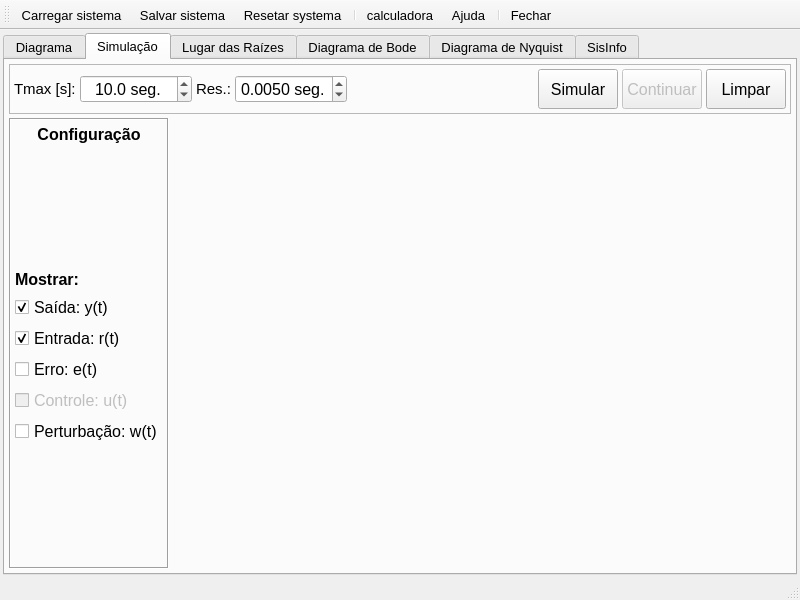
First picture: the form in MainWindow.ui, repository miguelmoreto/labcontrole, before the edit.
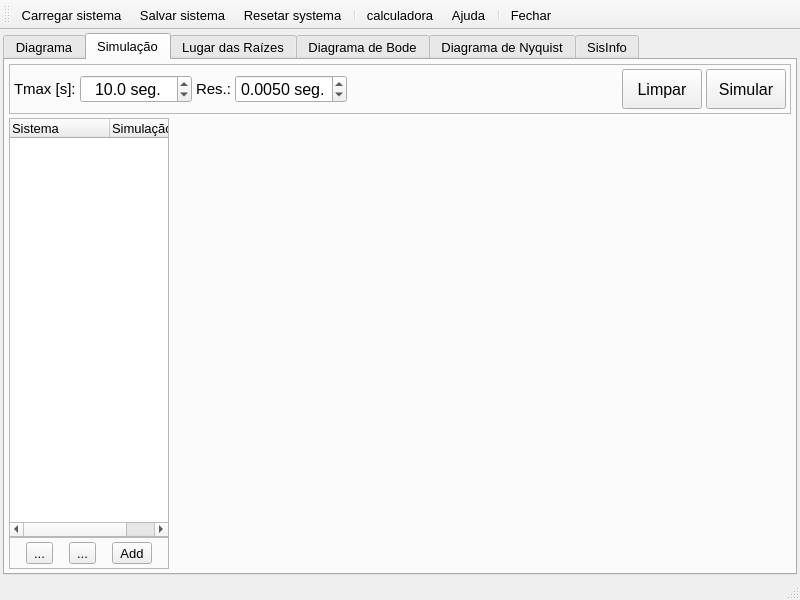
Second picture: the form after the edit. The open tabs and pages were chosen to show the change. Icons and pictures are not drawn. Custom widgets are drawn as their Qt base class.

Commit message: Added plot list in the UI. Added event handling to check signals to plot an remove.

Patch:
```diff
--- a/MainWindow.ui
+++ b/MainWindow.ui
@@ -2121,7 +2121,7 @@
        <attribute name="title">
         <string>Simulação</string>
        </attribute>
-       <layout class="QVBoxLayout" name="verticalLayout_12">
+       <layout class="QVBoxLayout" name="verticalLayout_12" stretch="0,1">
         <property name="spacing">
          <number>4</number>
         </property>
@@ -2273,6 +2273,27 @@
              </property>
             </spacer>
            </item>
+           <item>
+            <widget class="QPushButton" name="btnLimparSimul">
+             <property name="minimumSize">
+              <size>
+               <width>0</width>
+               <height>40</height>
+              </size>
+             </property>
+             <property name="font">
+              <font>
+               <pointsize>12</pointsize>
+              </font>
+             </property>
+             <property name="toolTip">
+              <string>Limpar a área do gráfico</string>
+             </property>
+             <property name="text">
+              <string>Limpar</string>
+             </property>
+            </widget>
+           </item>
            <item>
             <widget class="QPushButton" name="btnSimul">
              <property name="minimumSize">
@@ -2294,51 +2315,6 @@
              </property>
             </widget>
            </item>
-           <item>
-            <widget class="QPushButton" name="btnContinuar">
-             <property name="enabled">
-              <bool>false</bool>
-             </property>
-             <property name="minimumSize">
-              <size>
-               <width>0</width>
-               <height>40</height>
-              </size>
-             </property>
-             <property name="font">
-              <font>
-               <pointsize>12</pointsize>
-              </font>
-             </property>
-             <property name="toolTip">
-              <string>Continuar a simulação</string>
-             </property>
-             <property name="text">
-              <string>Continuar</string>
-             </property>
-            </widget>
-           </item>
-           <item>
-            <widget class="QPushButton" name="btnLimparSimul">
-             <property name="minimumSize">
-              <size>
-               <width>0</width>
-               <height>40</height>
-              </size>
-             </property>
-             <property name="font">
-              <font>
-               <pointsize>12</pointsize>
-              </font>
-             </property>
-             <property name="toolTip">
-              <string>Limpar a área do gráfico</string>
-             </property>
-             <property name="text">
-              <string>Limpar</string>
-             </property>
-            </widget>
-           </item>
           </layout>
          </widget>
         </item>
@@ -2368,180 +2344,116 @@
              <enum>QFrame::Sunken</enum>
             </property>
             <property name="lineWidth">
-             <number>1</number>
+             <number>0</number>
             </property>
             <property name="midLineWidth">
              <number>0</number>
             </property>
             <layout class="QVBoxLayout" name="verticalLayout_2">
+             <property name="spacing">
+              <number>0</number>
+             </property>
              <property name="leftMargin">
-              <number>4</number>
+              <number>0</number>
              </property>
              <property name="topMargin">
-              <number>4</number>
+              <number>0</number>
              </property>
              <property name="rightMargin">
-              <number>4</number>
+              <number>0</number>
              </property>
              <property name="bottomMargin">
-              <number>4</number>
+              <number>0</number>
              </property>
              <item>
-              <widget class="QLabel" name="labelSimulTit">
+              <widget class="QTreeWidget" name="treeWidgetSimul">
+               <column>
+                <property name="text">
+                 <string>Sistema</string>
+                </property>
+               </column>
+               <column>
+                <property name="text">
+                 <string>Simulação</string>
+                </property>
+               </column>
+              </widget>
+             </item>
+             <item>
+              <widget class="QFrame" name="frameSimulBtn">
                <property name="minimumSize">
                 <size>
                  <width>0</width>
-                 <height>20</height>
+                 <height>30</height>
                 </size>
                </property>
-               <property name="maximumSize">
-                <size>
-                 <width>16777215</width>
-                 <height>20</height>
-                </size>
+               <property name="frameShape">
+                <enum>QFrame::StyledPanel</enum>
                </property>
-               <property name="font">
-                <font>
-                 <pointsize>12</pointsize>
-                 <weight>75</weight>
-                 <bold>true</bold>
-                </font>
+               <property name="frameShadow">
+                <enum>QFrame::Raised</enum>
                </property>
-               <property name="text">
-                <string>Configuração</string>
-               </property>
-               <property name="alignment">
-                <set>Qt::AlignCenter</set>
-               </property>
+               <layout class="QHBoxLayout" name="horizontalLayout_11">
+                <property name="spacing">
+                 <number>0</number>
+                </property>
+                <property name="leftMargin">
+                 <number>0</number>
+                </property>
+                <property name="topMargin">
+                 <number>4</number>
+                </property>
+                <property name="rightMargin">
+                 <number>0</number>
+                </property>
+                <property name="bottomMargin">
+                 <number>4</number>
+                </property>
+                <item>
+                 <widget class="QToolButton" name="btnSimulAdd">
+                  <property name="toolTip">
+                   <string>Adiciona um novo sistema à lista, copiando os dados dos sistema atual.</string>
+                  </property>
+                  <property name="text">
+                   <string>...</string>
+                  </property>
+                  <property name="icon">
+                   <iconset resource="../labcontrol3/images.qrc">
+                    <normaloff>:/icons_UI/images/addsys.png</normaloff>:/icons_UI/images/addsys.png</iconset>
+                  </property>
+                 </widget>
+                </item>
+                <item>
+                 <widget class="QToolButton" name="btnSimulRemove">
+                  <property name="toolTip">
+                   <string>Remove da lisa o sistema selecionado</string>
+                  </property>
+                  <property name="text">
+                   <string>...</string>
+                  </property>
+                  <property name="icon">
+                   <iconset resource="../labcontrol3/images.qrc">
+                    <normaloff>:/icons_UI/images/removesys.png</normaloff>:/icons_UI/images/removesys.png</iconset>
+                  </property>
+                 </widget>
+                </item>
+                <item>
+                 <widget class="QToolButton" name="btnSimulClear">
+                  <property name="toolTip">
+                   <string>Limpa a lista de sistemas armazenados, mantendo apenas o sistema inicial.</string>
+                  </property>
+                  <property name="text">
+                   <string>Add</string>
+                  </property>
+                  <property name="icon">
+                   <iconset resource="../labcontrol3/images.qrc">
+                    <normaloff>:/icons_UI/images/refreshsys.png</normaloff>:/icons_UI/images/refreshsys.png</iconset>
+                  </property>
+                 </widget>
+                </item>
+               </layout>
               </widget>
              </item>
-             <item>
-              <spacer name="verticalSpacer_2">
-               <property name="orientation">
-                <enum>Qt::Vertical</enum>
-               </property>
-               <property name="sizeHint" stdset="0">
-                <size>
-                 <width>20</width>
-                 <height>60</height>
-                </size>
-               </property>
-              </spacer>
-             </item>
-             <item>
-              <widget class="QLabel" name="labelMostrar">
-               <property name="font">
-                <font>
-                 <pointsize>12</pointsize>
-                 <weight>75</weight>
-                 <bold>true</bold>
-                </font>
-               </property>
-               <property name="text">
-                <string>Mostrar:</string>
-               </property>
-              </widget>
-             </item>
-             <item>
-              <widget class="QCheckBox" name="checkBoxSaida">
-               <property name="font">
-                <font>
-                 <pointsize>12</pointsize>
-                 <weight>50</weight>
-                 <italic>false</italic>
-                 <bold>false</bold>
-                </font>
-               </property>
-               <property name="toolTip">
-                <string>Selecione para mostrar o sinal de saída y(t)</string>
-               </property>
-               <property name="text">
-                <string>Saída: y(t)</string>
-               </property>
-               <property name="checked">
-                <bool>true</bool>
-               </property>
-              </widget>
-             </item>
-             <item>
-              <widget class="QCheckBox" name="checkBoxEntrada">
-               <property name="font">
-                <font>
-                 <pointsize>12</pointsize>
-                </font>
-               </property>
-               <property name="toolTip">
-                <string>Selecione para mostrar o sinal de entrada r(t)</string>
-               </property>
-               <property name="text">
-                <string>Entrada: r(t)</string>
-               </property>
-               <property name="checked">
-                <bool>true</bool>
-               </property>
-              </widget>
-             </item>
-             <item>
-              <widget class="QCheckBox" name="checkBoxErro">
-               <property name="font">
-                <font>
-                 <pointsize>12</pointsize>
-                </font>
-               </property>
-               <property name="toolTip">
-                <string>Selecione para mostrar o sinal de erro e(t)</string>
-               </property>
-               <property name="text">
-                <string>Erro: e(t)</string>
-               </property>
-              </widget>
-             </item>
-             <item>
-              <widget class="QCheckBox" name="checkBoxControle">
-               <property name="enabled">
-                <bool>false</bool>
-               </property>
-               <property name="font">
-                <font>
-                 <pointsize>12</pointsize>
-                </font>
-               </property>
-               <property name="toolTip">
-                <string>Selecione para mostrar o sinal de controle u(t)</string>
-               </property>
-               <property name="text">
-                <string>Controle: u(t)</string>
-               </property>
-              </widget>
-             </item>
-             <item>
-              <widget class="QCheckBox" name="checkBoxPert">
-               <property name="font">
-                <font>
-                 <pointsize>12</pointsize>
-                </font>
-               </property>
-               <property name="toolTip">
-                <string>Selecione para mostrar o sinal de perturbação w(t)</string>
-               </property>
-               <property name="text">
-                <string>Perturbação: w(t)</string>
-               </property>
-              </widget>
-             </item>
-             <item>
-              <spacer name="verticalSpacer">
-               <property name="orientation">
-                <enum>Qt::Vertical</enum>
-               </property>
-               <property name="sizeHint" stdset="0">
-                <size>
-                 <width>20</width>
-                 <height>61</height>
-                </size>
-               </property>
-              </spacer>
-             </item>
             </layout>
            </widget>
           </item>
```
Left out of the diff: 362 changed lines with no effect on the pictures. The commit also changes 3 other files.
